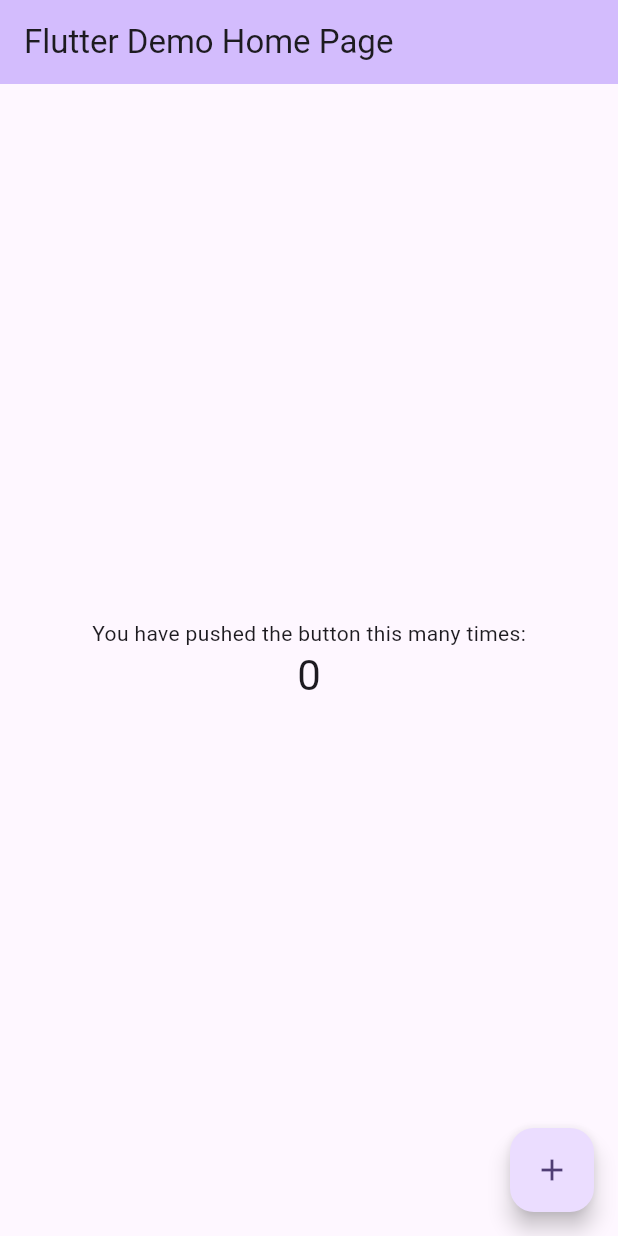
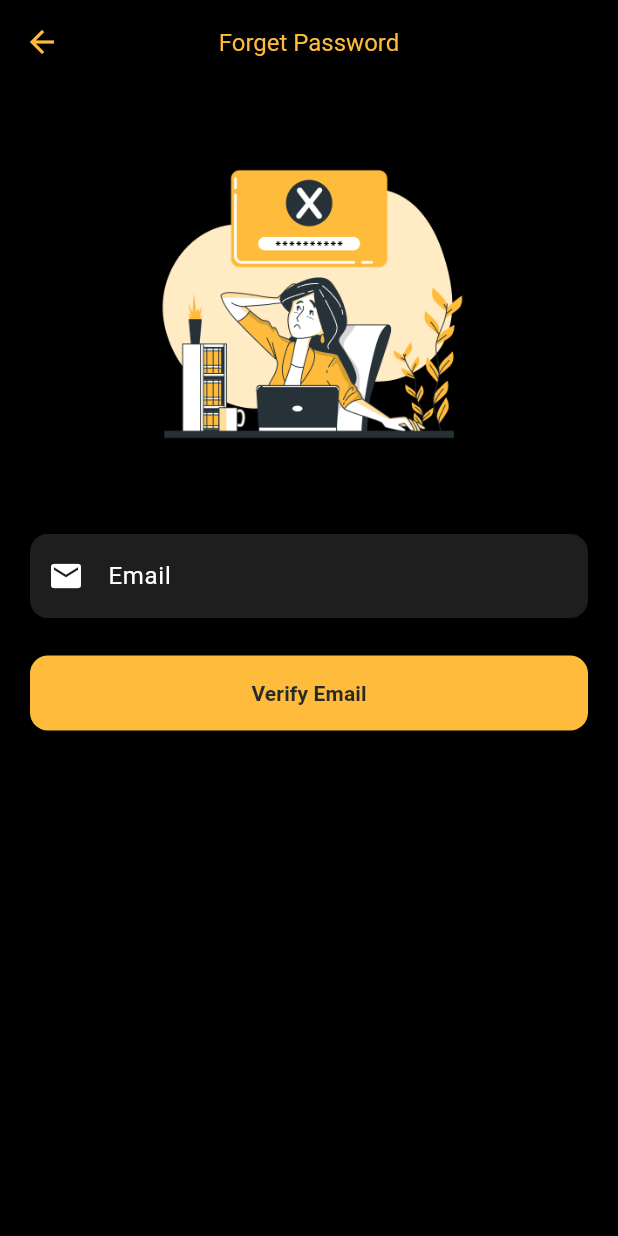
Before and after one commit to FatmaIsmail101/movie-graduation-project, a Flutter app: the screen it shows after launch, on a phone screen of 412 x 824 dp. Run offline on Flutter 3.47's test engine with Material 3 defaults, Android fonts, the phone set to English and light mode, and no system bars.

Commit message:
*added forget_password_screen

```diff
--- /dev/null
+++ b/lib/forget_password_screen.dart
@@ -0,0 +1,146 @@
+import 'package:flutter/material.dart';
+import 'package:movies/utils/app_assets.dart';
+import 'package:movies/utils/app_colors.dart';
+
+class ForgetPasswordScreen extends StatefulWidget {
+  const ForgetPasswordScreen({super.key});
+
+  @override
+  State<ForgetPasswordScreen> createState() => _ForgetPasswordScreenState();
+}
+
+class _ForgetPasswordScreenState extends State<ForgetPasswordScreen>
+    with SingleTickerProviderStateMixin {
+  late AnimationController _controller;
+  late Animation<double> _animation;
+
+  @override
+  void initState() {
+    super.initState();
+
+    _controller = AnimationController(
+      vsync: this,
+      duration: const Duration(seconds: 1),
+    );
+
+    _animation = Tween<double>(begin: 0.5, end: 1).animate(
+      CurvedAnimation(parent: _controller, curve: Curves.easeOutBack),
+    );
+
+    _controller.forward();
+  }
+
+  @override
+  void dispose() {
+    _controller.dispose();
+    super.dispose();
+  }
+
+  @override
+  Widget build(BuildContext context) {
+    return Scaffold(
+      backgroundColor: Colors.black,
+      appBar: AppBar(
+        backgroundColor: Colors.black,
+        elevation: 0,
+        leading: IconButton(
+          icon: const Icon(Icons.arrow_back, color: AppColors.yellowColor),
+          onPressed: () => Navigator.pop(context),
+        ),
+        title: const Text(
+          "Forget Password",
+          style: TextStyle(
+            color: AppColors.yellowColor,
+            fontSize: 16,
+            fontWeight: FontWeight.w400,
+          ),
+        ),
+        centerTitle: true,
+      ),
+      body: Padding(
+        padding: const EdgeInsets.all(20.0),
+        child: Column(
+          children: [
+            ScaleTransition(
+              scale: _animation,
+              child: SizedBox(
+                height: 250,
+                child: Image.asset(
+                  AppAssets.forgetPasswordImg,
+                  fit: BoxFit.contain,
+                ),
+              ),
+            ),
+            const SizedBox(height: 30),
+
+            // Custom TextField
+            const CustomTextField(
+              hintText: "Email",
+              prefixIcon: Icons.email,
+            ),
+
+            const SizedBox(height: 25),
+
+            SizedBox(
+              width: double.infinity,
+              height: 50,
+              child: ElevatedButton(
+                onPressed: () {},
+                style: ElevatedButton.styleFrom(
+                  backgroundColor: AppColors.yellowColor,
+                  shape: RoundedRectangleBorder(
+                    borderRadius: BorderRadius.circular(12),
+                  ),
+                ),
+                child: const Text(
+                  "Verify Email",
+                  style: TextStyle(
+                    color: AppColors.grayColor,
+                    fontWeight: FontWeight.bold,
+                  ),
+                ),
+              ),
+            ),
+          ],
+        ),
+      ),
+    );
+  }
+}
+
+// -------------------
+// Custom TextField
+class CustomTextField extends StatelessWidget {
+  final String hintText;
+  final IconData prefixIcon;
+  final TextEditingController? controller;
+  final bool isObscure;
+
+  const CustomTextField({
+    super.key,
+    required this.hintText,
+    required this.prefixIcon,
+    this.controller,
+    this.isObscure = false,
+  });
+
+  @override
+  Widget build(BuildContext context) {
+    return TextField(
+      controller: controller,
+      obscureText: isObscure,
+      style: const TextStyle(color: AppColors.whiteColor),
+      decoration: InputDecoration(
+        hintText: hintText,
+        hintStyle: const TextStyle(color: AppColors.whiteColor),
+        prefixIcon: Icon(prefixIcon, color: AppColors.whiteColor),
+        filled: true,
+        fillColor: const Color(0xFF1E1E1E),
+        border: OutlineInputBorder(
+          borderRadius: BorderRadius.circular(12),
+          borderSide: BorderSide.none,
+        ),
+      ),
+    );
+  }
+}
--- a/lib/main.dart
+++ b/lib/main.dart
@@ -1,122 +1,23 @@
 import 'package:flutter/material.dart';
+import 'package:movies/forget_password_screen.dart';
+import 'package:movies/utils/app_routes.dart';
 
-void main() {
+Future<void> main() async {
   runApp(const MyApp());
 }
 
 class MyApp extends StatelessWidget {
   const MyApp({super.key});
 
-  // This widget is the root of your application.
   @override
   Widget build(BuildContext context) {
     return MaterialApp(
-      title: 'Flutter Demo',
-      theme: ThemeData(
-        // This is the theme of your application.
-        //
-        // TRY THIS: Try running your application with "flutter run". You'll see
-        // the application has a purple toolbar. Then, without quitting the app,
-        // try changing the seedColor in the colorScheme below to Colors.green
-        // and then invoke "hot reload" (save your changes or press the "hot
-        // reload" button in a Flutter-supported IDE, or press "r" if you used
-        // the command line to start the app).
-        //
-        // Notice that the counter didn't reset back to zero; the application
-        // state is not lost during the reload. To reset the state, use hot
-        // restart instead.
-        //
-        // This works for code too, not just values: Most code changes can be
-        // tested with just a hot reload.
-        colorScheme: ColorScheme.fromSeed(seedColor: Colors.deepPurple),
-      ),
-      home: const MyHomePage(title: 'Flutter Demo Home Page'),
+      debugShowCheckedModeBanner: false,
+      home: ForgetPasswordScreen(),
+      routes: {
+        AppRoutes.forgetPasswordRouteName: (context) =>
+        const ForgetPasswordScreen(),
+      },
     );
   }
 }
-
-class MyHomePage extends StatefulWidget {
-  const MyHomePage({super.key, required this.title});
-
-  // This widget is the home page of your application. It is stateful, meaning
-  // that it has a State object (defined below) that contains fields that affect
-  // how it looks.
-
-  // This class is the configuration for the state. It holds the values (in this
-  // case the title) provided by the parent (in this case the App widget) and
-  // used by the build method of the State. Fields in a Widget subclass are
-  // always marked "final".
-
-  final String title;
-
-  @override
-  State<MyHomePage> createState() => _MyHomePageState();
-}
-
-class _MyHomePageState extends State<MyHomePage> {
-  int _counter = 0;
-
-  void _incrementCounter() {
-    setState(() {
-      // This call to setState tells the Flutter framework that something has
-      // changed in this State, which causes it to rerun the build method below
-      // so that the display can reflect the updated values. If we changed
-      // _counter without calling setState(), then the build method would not be
-      // called again, and so nothing would appear to happen.
-      _counter++;
-    });
-  }
-
-  @override
-  Widget build(BuildContext context) {
-    // This method is rerun every time setState is called, for instance as done
-    // by the _incrementCounter method above.
-    //
-    // The Flutter framework has been optimized to make rerunning build methods
-    // fast, so that you can just rebuild anything that needs updating rather
-    // than having to individually change instances of widgets.
-    return Scaffold(
-      appBar: AppBar(
-        // TRY THIS: Try changing the color here to a specific color (to
-        // Colors.amber, perhaps?) and trigger a hot reload to see the AppBar
-        // change color while the other colors stay the same.
-        backgroundColor: Theme.of(context).colorScheme.inversePrimary,
-        // Here we take the value from the MyHomePage object that was created by
-        // the App.build method, and use it to set our appbar title.
-        title: Text(widget.title),
-      ),
-      body: Center(
-        // Center is a layout widget. It takes a single child and positions it
-        // in the middle of the parent.
-        child: Column(
-          // Column is also a layout widget. It takes a list of children and
-          // arranges them vertically. By default, it sizes itself to fit its
-          // children horizontally, and tries to be as tall as its parent.
-          //
-          // Column has various properties to control how it sizes itself and
-          // how it positions its children. Here we use mainAxisAlignment to
-          // center the children vertically; the main axis here is the vertical
-          // axis because Columns are vertical (the cross axis would be
-          // horizontal).
-          //
-          // TRY THIS: Invoke "debug painting" (choose the "Toggle Debug Paint"
-          // action in the IDE, or press "p" in the console), to see the
-          // wireframe for each widget.
-          mainAxisAlignment: MainAxisAlignment.center,
-          children: <Widget>[
-            const Text('You have pushed the button this many times:'),
-            Text(
-              '$_counter',
-              style: Theme.of(context).textTheme.headlineMedium,
-            ),
-          ],
-        ),
-      ),
-      floatingActionButton: FloatingActionButton(
-        onPressed: _incrementCounter,
-        tooltip: 'Increment',
-        child: const Icon(Icons.add),
-      ), // This trailing comma makes auto-formatting nicer for build methods.
-    );
-  }
-}
--- /dev/null
+++ b/lib/utils/app_assets.dart
@@ -0,0 +1,3 @@
+class AppAssets {
+//images
+static const String forgetPasswordImg = 'assets/images/Forgot_password-bro.png';}
--- /dev/null
+++ b/lib/utils/app_colors.dart
@@ -0,0 +1,10 @@
+import 'dart:ui';
+
+class AppColors {
+  static const Color yellowColor= Color(0xffFFBB3B);
+  static const Color grayColor= Color(0xff282A28);
+  static const Color whiteColor= Color(0xffFFFFFF);
+
+
+
+}
--- /dev/null
+++ b/lib/utils/app_routes.dart
@@ -0,0 +1,4 @@
+class AppRoutes {
+  static const String forgetPasswordRouteName = 'forget_password_screen';
+
+}
```
Also changed, not shown: assets/images/2x/Forgot_password-bro@2x.png (added), assets/images/3x/Forgot_password-bro@3x.png (added), assets/images/Forgot_password-bro.png (added), pubspec.lock.
